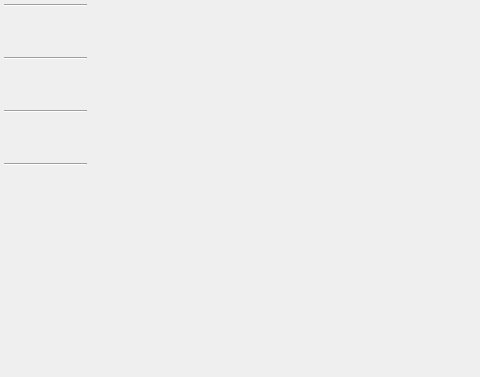
csy214-beep/Pelr, file src/ui/mainWidget.ui: the form before one commit; both pictures show x 0 to 480 and y 0 to 377 of the 737 by 498 pixel window.
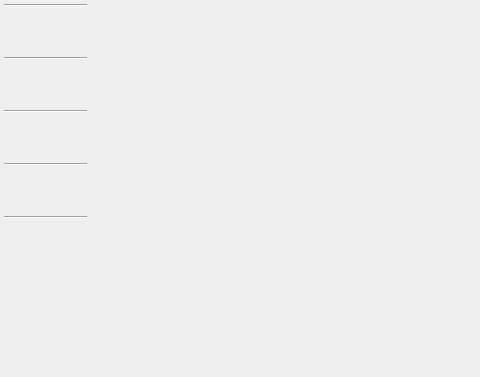
The form after the commit. Icons and pictures are not drawn.

What changed in the file:
```diff
--- a/src/ui/mainWidget.ui
+++ b/src/ui/mainWidget.ui
@@ -233,6 +233,13 @@
         </property>
        </widget>
       </item>
+      <item>
+       <widget class="Line" name="line_5">
+        <property name="orientation">
+         <enum>Qt::Horizontal</enum>
+        </property>
+       </widget>
+      </item>
       <item>
        <spacer name="verticalSpacer">
         <property name="orientation">
```
Left out of the diff: 10 changed lines with no effect on the pictures.
